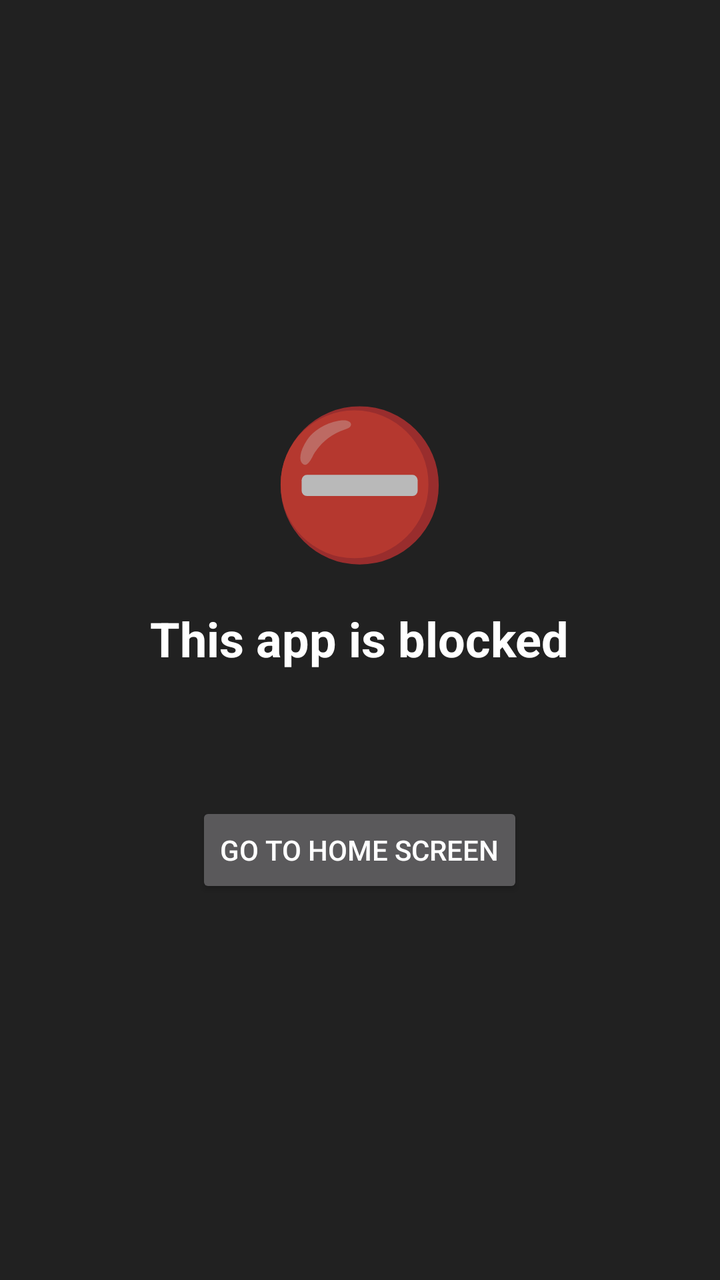
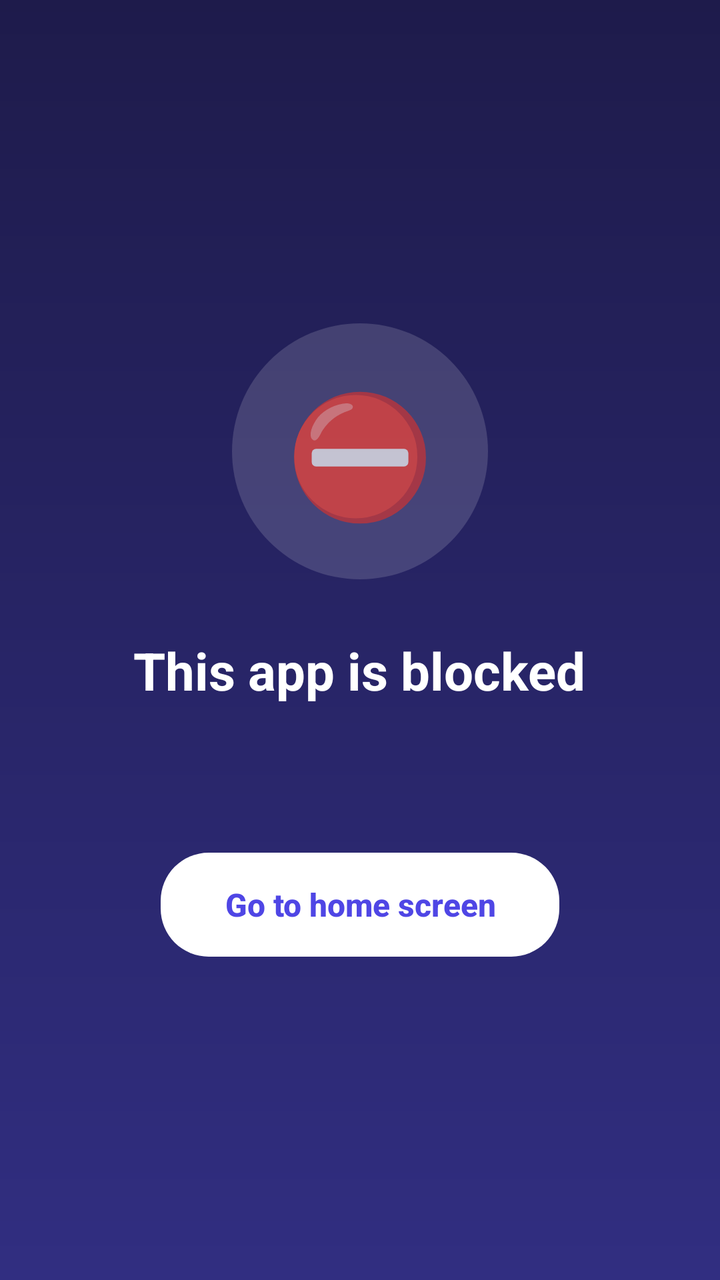

The first picture is an Android layout as it rendered before a commit; the second is the same layout after the commit. The layout source and the unified diff follow.
<!-- AndroidManifest.xml: activity theme BlockedTheme -->
<!-- res/layout/activity_blocked.xml -->
<?xml version="1.0" encoding="utf-8"?>
<LinearLayout xmlns:android="http://schemas.android.com/apk/res/android"
    android:layout_width="match_parent"
    android:layout_height="match_parent"
    android:fitsSystemWindows="true"
    android:background="#212121"
    android:gravity="center"
    android:orientation="vertical"
    android:padding="32dp">

    <TextView
        android:layout_width="wrap_content"
        android:layout_height="wrap_content"
        android:text="⛔"
        android:textSize="72sp" />

    <TextView
        android:id="@+id/title"
        android:layout_width="wrap_content"
        android:layout_height="wrap_content"
        android:layout_marginTop="16dp"
        android:gravity="center"
        android:text="@string/blocked_title"
        android:textColor="#FFFFFF"
        android:textSize="24sp"
        android:textStyle="bold" />

    <TextView
        android:id="@+id/message"
        android:layout_width="wrap_content"
        android:layout_height="wrap_content"
        android:layout_marginTop="12dp"
        android:gravity="center"
        android:textColor="#BDBDBD"
        android:textSize="16sp" />

    <Button
        android:id="@+id/homeBtn"
        android:layout_width="wrap_content"
        android:layout_height="wrap_content"
        android:layout_marginTop="32dp"
        android:text="@string/go_home" />
</LinearLayout>
<!-- resources referenced by this layout -->
<resources>
  <string name="blocked_title">This app is blocked</string>
  <string name="go_home">Go to home screen</string>
  <style name="BlockedTheme" parent="android:Theme.Material.NoActionBar">
          <item name="android:statusBarColor">#212121</item>
          <item name="android:navigationBarColor">#212121</item>
      </style>
</resources>

<!-- the commit's change to res/layout/activity_blocked.xml (unified diff, before → after) -->
@@ -2,27 +2,29 @@
 <LinearLayout xmlns:android="http://schemas.android.com/apk/res/android"
     android:layout_width="match_parent"
     android:layout_height="match_parent"
+    android:background="@drawable/bg_blocked_screen"
     android:fitsSystemWindows="true"
-    android:background="#212121"
     android:gravity="center"
     android:orientation="vertical"
     android:padding="32dp">
 
     <TextView
-        android:layout_width="wrap_content"
-        android:layout_height="wrap_content"
+        android:layout_width="128dp"
+        android:layout_height="128dp"
+        android:background="@drawable/bg_blocked_circle"
+        android:gravity="center"
         android:text="⛔"
-        android:textSize="72sp" />
+        android:textSize="60sp" />
 
     <TextView
         android:id="@+id/title"
         android:layout_width="wrap_content"
         android:layout_height="wrap_content"
-        android:layout_marginTop="16dp"
+        android:layout_marginTop="28dp"
         android:gravity="center"
         android:text="@string/blocked_title"
         android:textColor="#FFFFFF"
-        android:textSize="24sp"
+        android:textSize="26sp"
         android:textStyle="bold" />
 
     <TextView
@@ -31,13 +33,22 @@
         android:layout_height="wrap_content"
         android:layout_marginTop="12dp"
         android:gravity="center"
-        android:textColor="#BDBDBD"
+        android:lineSpacingMultiplier="1.2"
+        android:textColor="#C7D2FE"
         android:textSize="16sp" />
 
     <Button
         android:id="@+id/homeBtn"
         android:layout_width="wrap_content"
-        android:layout_height="wrap_content"
-        android:layout_marginTop="32dp"
-        android:text="@string/go_home" />
+        android:layout_height="52dp"
+        android:layout_marginTop="40dp"
+        android:background="@drawable/btn_white"
+        android:paddingStart="32dp"
+        android:paddingEnd="32dp"
+        android:stateListAnimator="@null"
+        android:text="@string/go_home"
+        android:textAllCaps="false"
+        android:textColor="@color/primary"
+        android:textSize="16sp"
+        android:textStyle="bold" />
 </LinearLayout>
<!-- resource entries referenced after the edit -->
@@ -1,10 +1,32 @@
 <!-- resources referenced by this layout -->
 <resources>
+  <color name="primary">#4F46E5</color>
+  <!-- drawable bg_blocked_circle (drawable) -->
+  <?xml version="1.0" encoding="utf-8"?>
+  <shape xmlns:android="http://schemas.android.com/apk/res/android" android:shape="oval">
+      <solid android:color="#26FFFFFF" />
+  </shape>
+  <!-- drawable bg_blocked_screen (drawable) -->
+  <?xml version="1.0" encoding="utf-8"?>
+  <shape xmlns:android="http://schemas.android.com/apk/res/android" android:shape="rectangle">
+      <gradient android:angle="270" android:startColor="#1E1B4B" android:endColor="#312E81" />
+  </shape>
+  <!-- drawable btn_white (drawable) -->
+  <?xml version="1.0" encoding="utf-8"?>
+  <ripple xmlns:android="http://schemas.android.com/apk/res/android" android:color="#224F46E5">
+      <item>
+          <shape android:shape="rectangle">
+              <solid android:color="#FFFFFF" />
+              <corners android:radius="24dp" />
+          </shape>
+      </item>
+  </ripple>
   <string name="blocked_title">This app is blocked</string>
   <string name="go_home">Go to home screen</string>
   <style name="BlockedTheme" parent="android:Theme.Material.NoActionBar">
-          <item name="android:statusBarColor">#212121</item>
-          <item name="android:navigationBarColor">#212121</item>
+          <item name="android:statusBarColor">#1E1B4B</item>
+          <item name="android:navigationBarColor">#312E81</item>
+          <item name="android:colorAccent">@color/primary</item>
       </style>
 </resources>
 
